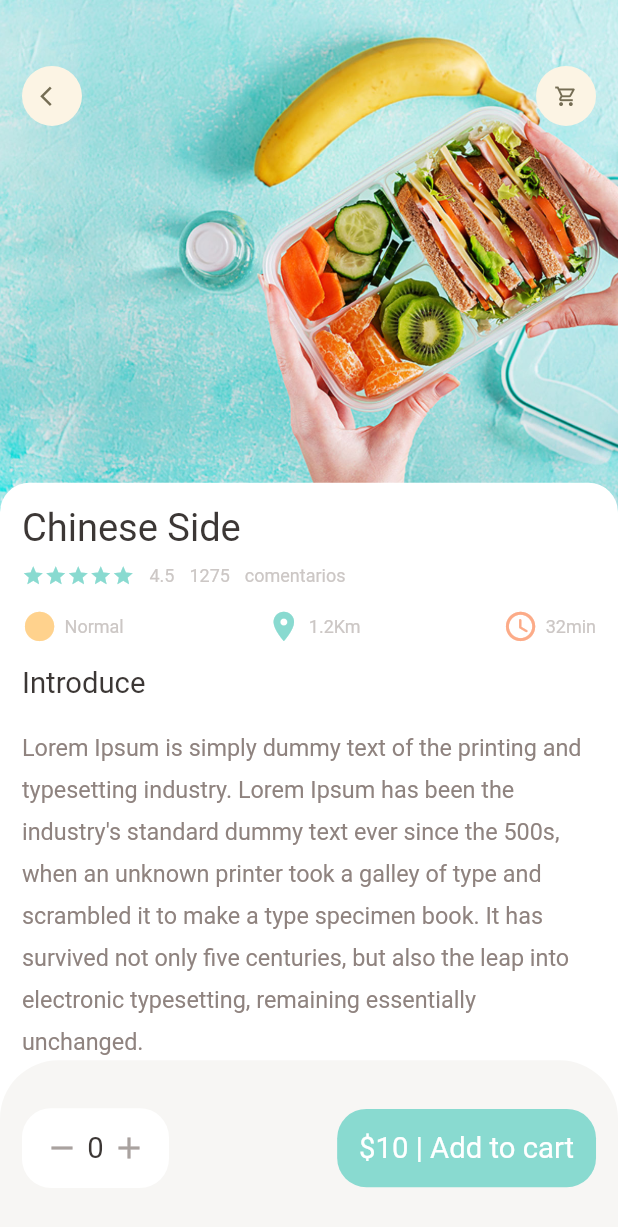
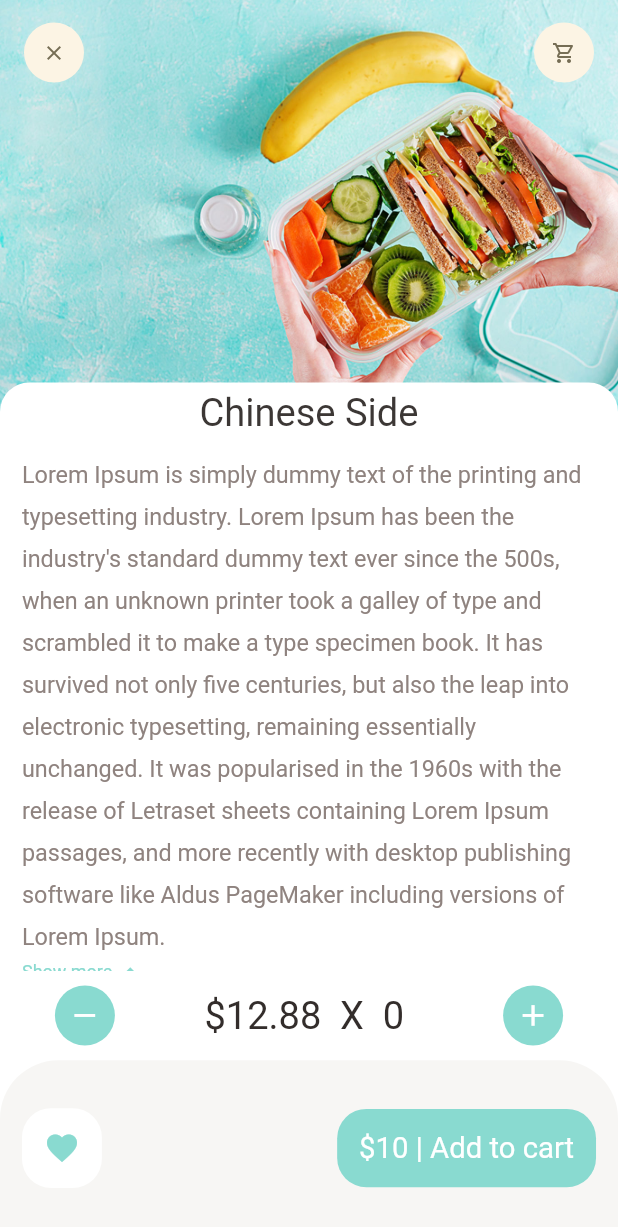
Before and after one commit to Yader1/flutter-food-ordering-app, a Flutter app: the screen it shows after launch, after a tap on "Show more", on a phone screen of 412 x 824 dp. Shown: the top 1227 px of the screen. Run offline on Flutter 3.47's test engine with Material 2 defaults, Android fonts, the phone set to English and light mode, and no system bars; our stand-ins replace dots_indicator, get.

Commit message:
Agregando button de favoritos

```diff
--- a/lib/main.dart
+++ b/lib/main.dart
@@ -1,5 +1,6 @@
 import 'package:flutter/material.dart';
 import 'package:flutter_tienda_comida/pages/food/popular_food_detalle.dart';
+import 'package:flutter_tienda_comida/pages/food/recommended_food_detail.dart';
 import 'package:flutter_tienda_comida/pages/home/main_food_page.dart';
 import 'package:get/get.dart';
 
@@ -19,7 +20,7 @@ class MyApp extends StatelessWidget {
       theme: ThemeData(
         primarySwatch: Colors.blue,
       ),
-      home: PopularFoodDetalle(),
+      home: RecommendeFoodDetail(),
     );
   }
 }
--- /dev/null
+++ b/lib/pages/food/recommended_food_detail.dart
@@ -0,0 +1,121 @@
+import 'package:flutter/material.dart';
+import 'package:flutter_tienda_comida/utils/colors.dart';
+import 'package:flutter_tienda_comida/utils/dimensiones.dart';
+import 'package:flutter_tienda_comida/widgets/app_icon.dart';
+import 'package:flutter_tienda_comida/widgets/big_text.dart';
+import 'package:flutter_tienda_comida/widgets/exandable_text_widget.dart';
+
+class RecommendeFoodDetail extends StatelessWidget {
+  const RecommendeFoodDetail({Key? key}) : super(key: key);
+
+  @override
+  Widget build(BuildContext context) {
+    return Scaffold(
+      backgroundColor: Colors.white,
+      body: CustomScrollView(
+        slivers: [
+          SliverAppBar(
+            toolbarHeight: 70,
+            title: Row(
+              mainAxisAlignment: MainAxisAlignment.spaceBetween,
+              children: [
+                AppIcon(icon: Icons.clear),
+                AppIcon(icon: Icons.shopping_cart_outlined),
+              ],
+            ),
+            bottom: PreferredSize(
+              preferredSize: Size.fromHeight(20),
+              child: Container(
+                child: Center(child: BigText(text: "Chinese Side", size: Dimenciones.font26,)),
+                width: double.maxFinite,
+                padding: EdgeInsets.only(top: 5, bottom: 10),
+                decoration: BoxDecoration(
+                  color: Colors.white,
+                  borderRadius: BorderRadius.only(
+                    topLeft: Radius.circular(Dimenciones.radius20),
+                    topRight: Radius.circular(Dimenciones.radius20),
+                  ),
+                ),
+              ),
+            ),
+            pinned: true,
+            backgroundColor: AppColors.yellowColor,
+            expandedHeight: 300,
+            flexibleSpace: FlexibleSpaceBar(
+              background: Image.asset("assets/image/food0.jpg",
+              width: double.maxFinite,
+              fit: BoxFit.cover,
+            ),
+            ),
+          ),
+          SliverToBoxAdapter(
+            child: Column(children: [
+              Container(
+                margin: EdgeInsets.only(left: Dimenciones.width20, right: Dimenciones.width20),
+                child: ExandableTextWidget(text: "Lorem Ipsum is simply dummy text of the printing and typesetting industry. Lorem Ipsum has been the industry's standard dummy text ever since the 1500s, when an unknown printer took a galley of type and scrambled it to make a type specimen book. It has survived not only five centuries, but also the leap into electronic typesetting, remaining essentially unchanged. It was popularised in the 1960s with the release of Letraset sheets containing Lorem Ipsum passages, and more recently with desktop publishing software like Aldus PageMaker including versions of Lorem Ipsum.",),
+              )
+            ]),
+          ),
+        ],
+      ),
+      bottomNavigationBar: Column(
+        mainAxisSize: MainAxisSize.min,
+        children: [
+          Container(
+            padding: EdgeInsets.only(
+              left: Dimenciones.width20*2.5,
+              right: Dimenciones.width20*2.5,
+              top: Dimenciones.height10,
+              bottom: Dimenciones.height10
+            ),
+            child: Row(
+            mainAxisAlignment: MainAxisAlignment.spaceBetween,
+            children: [
+            AppIcon(iconSize: Dimenciones.iconSize24, iconColor: Colors.white ,backgroundColor: AppColors.mainColor ,icon: Icons.remove),
+            BigText(text: "\$12.88 " + " X " + " 0 ", color: AppColors.mainBlackColor, size: Dimenciones.font26,),
+            AppIcon(iconSize: Dimenciones.iconSize24, iconColor: Colors.white ,backgroundColor: AppColors.mainColor ,icon: Icons.add),
+            ],),
+          ),
+          Container(
+            height: Dimenciones.buttomHeightBar,
+            padding: EdgeInsets.only(
+              top: Dimenciones.height30,
+              bottom: Dimenciones.height30,
+              left: Dimenciones.width20,
+              right: Dimenciones.width20
+            ),
+            decoration: BoxDecoration(
+              color: AppColors.buttonBackgroundColor,
+              borderRadius: BorderRadius.only(
+                topLeft: Radius.circular(Dimenciones.radius20*2),
+                topRight: Radius.circular(Dimenciones.radius20*2)
+              )
+            ),
+            child: Row(
+              mainAxisAlignment: MainAxisAlignment.spaceBetween,
+              children: [
+              Container(
+                padding: EdgeInsets.only(top: Dimenciones.height20, bottom: Dimenciones.height20, left: Dimenciones.width20, right: Dimenciones.width20),
+                decoration: BoxDecoration(
+                  borderRadius: BorderRadius.circular(Dimenciones.radius20),
+                  color: Colors.white
+                ),
+                child: Icon(
+                  Icons.favorite,
+                  color: AppColors.mainColor,
+                ),
+              ),
+              Container(
+                padding: EdgeInsets.only(top: Dimenciones.height20, bottom: Dimenciones.height20, left: Dimenciones.width20, right: Dimenciones.width20),
+                child: BigText(text: "\$10 | Add to cart", color: Colors.white,),
+                decoration: BoxDecoration(
+                  borderRadius: BorderRadius.circular(Dimenciones.radius20),
+                  color: AppColors.mainColor
+                ),
+              ),
+            ]),
+          ),
+      ]),
+    );
+  }
+}
--- a/lib/widgets/app_icon.dart
+++ b/lib/widgets/app_icon.dart
@@ -7,15 +7,16 @@ class AppIcon extends StatelessWidget {
   final Color backgroundColor;
   final Color iconColor;
   final double size;
+  final double iconSize;
 
-  AppIcon({
-    Key? key,
-    required this.icon,
-    this.backgroundColor = const Color(0xFFfcf4e4),
-    this.iconColor = const Color(0xFF756d54),
-    this.size = 40
-    }
-  ) : super(key: key);
+  AppIcon(
+      {Key? key,
+      required this.icon,
+      this.backgroundColor = const Color(0xFFfcf4e4),
+      this.iconColor = const Color(0xFF756d54),
+      this.size = 40,
+      this.iconSize = 16})
+      : super(key: key);
 
   @override
   Widget build(BuildContext context) {
@@ -23,13 +24,12 @@ class AppIcon extends StatelessWidget {
       width: size,
       height: size,
       decoration: BoxDecoration(
-        borderRadius: BorderRadius.circular(size/2),
-        color: backgroundColor
-      ),
+          borderRadius: BorderRadius.circular(size / 2),
+          color: backgroundColor),
       child: Icon(
         icon,
         color: iconColor,
-        size: Dimenciones.iconSize16,
+        size: iconSize,
       ),
     );
   }
```
